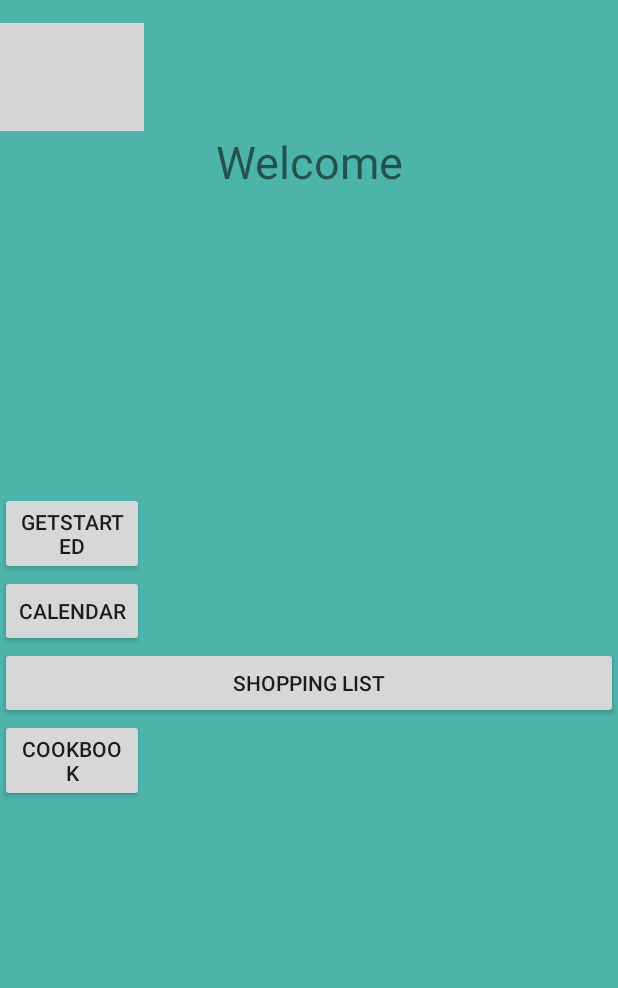
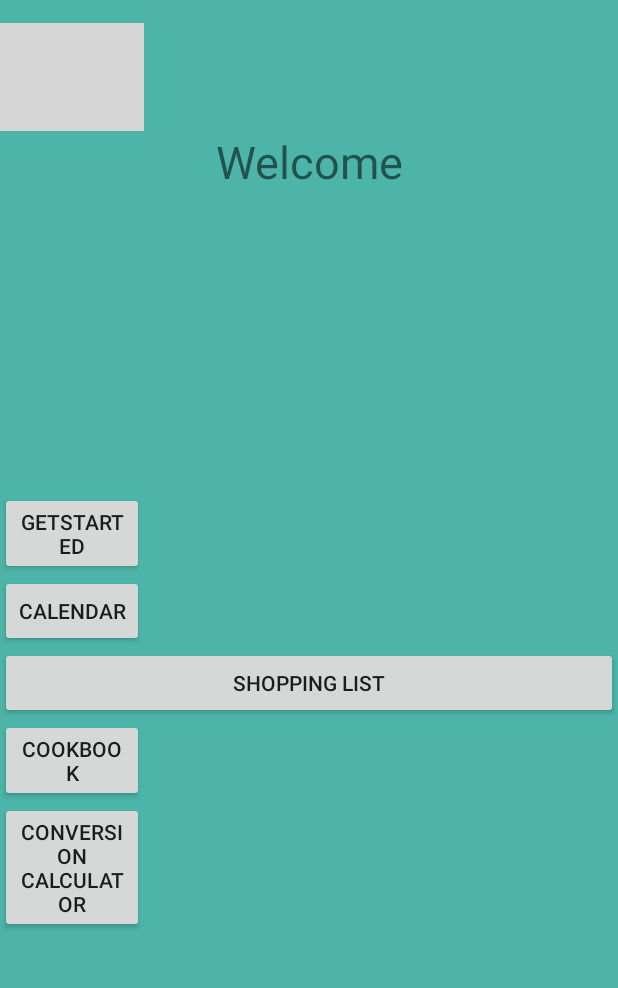
Before and after one commit to jkalldre/ForkBoard, an Android app: the MainActivity screen opened directly, with no data from a screen before it, after a tap on "GETSTARTED", on a phone screen of 412 x 824 dp, the part 84-1072 px from its top. Run offline under Robolectric (Android 15) with nearby library versions, the phone set to English and light mode, and no system bars; grey boxes are pictures that could not be loaded.

Commit message:
added to conversion calc

```diff
--- a/app/src/main/java/com/forkboard/forkboard/MainActivity.java
+++ b/app/src/main/java/com/forkboard/forkboard/MainActivity.java
@@ -48,6 +48,9 @@ public class MainActivity extends AppCompatActivity {
         if(v.getId() == R.id.buttonToCookbook){
             intent = new Intent(this, Cookbook.class);
         }
+        if(v.getId() == R.id.buttonToCalc){
+            intent = new Intent(this, Conversion_Calculator.class);
+        }
         if(v.getId() == R.id.buttonToShopping){
         }
         if (intent != null){
--- a/app/src/main/res/layout/activity_conversion__calculator.xml
+++ b/app/src/main/res/layout/activity_conversion__calculator.xml
@@ -5,6 +5,7 @@
     android:layout_height="match_parent"
     android:background="@color/primary_dark"
     tools:context="com.forkboard.forkboard.Conversion_Calculator">
+
     <include layout="@layout/my_toolbar"
         android:id="@+id/my_toolbar"/>
 
@@ -25,7 +26,7 @@
         android:layout_height="wrap_content"
         android:id="@+id/spinner"
         android:spinnerMode="dropdown"
-
+        android:background="@color/white"
         android:layout_centerVertical="true"
         android:layout_alignStart="@+id/editText" />
 
--- a/app/src/main/res/layout/activity_main.xml
+++ b/app/src/main/res/layout/activity_main.xml
@@ -79,5 +79,16 @@
         android:layout_alignEnd="@+id/imageView"
         android:onClick="changeActivity" />
 
+    <Button
+        android:layout_width="wrap_content"
+        android:layout_height="wrap_content"
+        android:text="Conversion Calculator"
+        android:id="@+id/buttonToCalc"
+        android:layout_alignParentStart="true"
+        android:layout_below="@+id/buttonToCookbook"
+        android:layout_alignParentLeft="true"
+        android:layout_alignRight="@+id/imageView"
+        android:layout_alignEnd="@+id/imageView"
+        android:onClick="changeActivity" />
 
 </RelativeLayout>
--- a/app/src/main/res/layout/activity_signup.xml
+++ b/app/src/main/res/layout/activity_signup.xml
@@ -9,7 +9,7 @@
         android:orientation="vertical"
         android:layout_width="match_parent"
         android:layout_height="wrap_content">
-
+        <!-- my toolbar -->
         <include layout="@layout/my_toolbar" />
 
         <ImageView android:src="@drawable/fork"
```
Also changed, not shown: app/src/main/java/com/forkboard/forkboard/Conversion_Calculator.java (+8 -0 lines).
